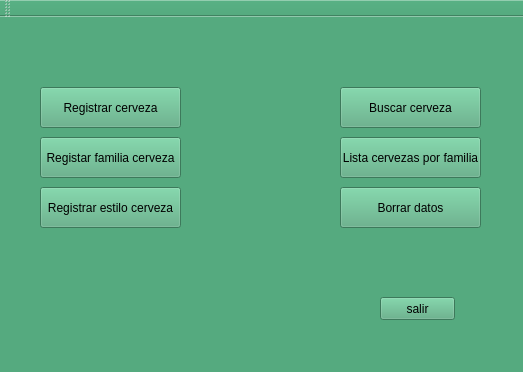
Before: the Qt Designer form EDCervezas/ventanaprincipal.ui in RARUTO21/EDProgra2, drawn with Qt 5.
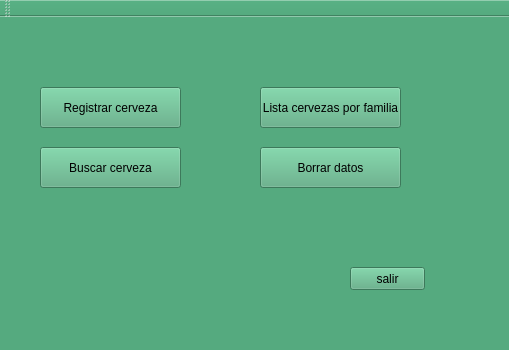
After: the same form once the commit is applied.

```diff
--- a/EDCervezas/ventanaprincipal.ui
+++ b/EDCervezas/ventanaprincipal.ui
@@ -6,8 +6,8 @@
    <rect>
     <x>0</x>
     <y>0</y>
-    <width>523</width>
-    <height>372</height>
+    <width>509</width>
+    <height>350</height>
    </rect>
   </property>
   <property name="windowTitle">
@@ -36,8 +36,8 @@
    <widget class="QPushButton" name="btnsalir">
     <property name="geometry">
      <rect>
-      <x>380</x>
-      <y>280</y>
+      <x>350</x>
+      <y>250</y>
       <width>75</width>
       <height>23</height>
      </rect>
@@ -46,37 +46,11 @@
      <string>salir</string>
     </property>
    </widget>
-   <widget class="QPushButton" name="btnRegFamilia">
-    <property name="geometry">
-     <rect>
-      <x>40</x>
-      <y>120</y>
-      <width>141</width>
-      <height>41</height>
-     </rect>
-    </property>
-    <property name="text">
-     <string>Registar familia cerveza</string>
-    </property>
-   </widget>
-   <widget class="QPushButton" name="btnRegEstilo">
-    <property name="geometry">
-     <rect>
-      <x>40</x>
-      <y>170</y>
-      <width>141</width>
-      <height>41</height>
-     </rect>
-    </property>
-    <property name="text">
-     <string>Registrar estilo cerveza</string>
-    </property>
-   </widget>
    <widget class="QPushButton" name="btnBuscarCerveza">
     <property name="geometry">
      <rect>
-      <x>340</x>
-      <y>70</y>
+      <x>40</x>
+      <y>130</y>
       <width>141</width>
       <height>41</height>
      </rect>
@@ -91,8 +65,8 @@
    <widget class="QPushButton" name="btnListaCervezas">
     <property name="geometry">
      <rect>
-      <x>340</x>
-      <y>120</y>
+      <x>260</x>
+      <y>70</y>
       <width>141</width>
       <height>41</height>
      </rect>
@@ -107,8 +81,8 @@
    <widget class="QPushButton" name="btnBorrarDatos">
     <property name="geometry">
      <rect>
-      <x>340</x>
-      <y>170</y>
+      <x>260</x>
+      <y>130</y>
       <width>141</width>
       <height>41</height>
      </rect>
```
Left out of the diff: 2 changed lines with no effect on the pictures.
